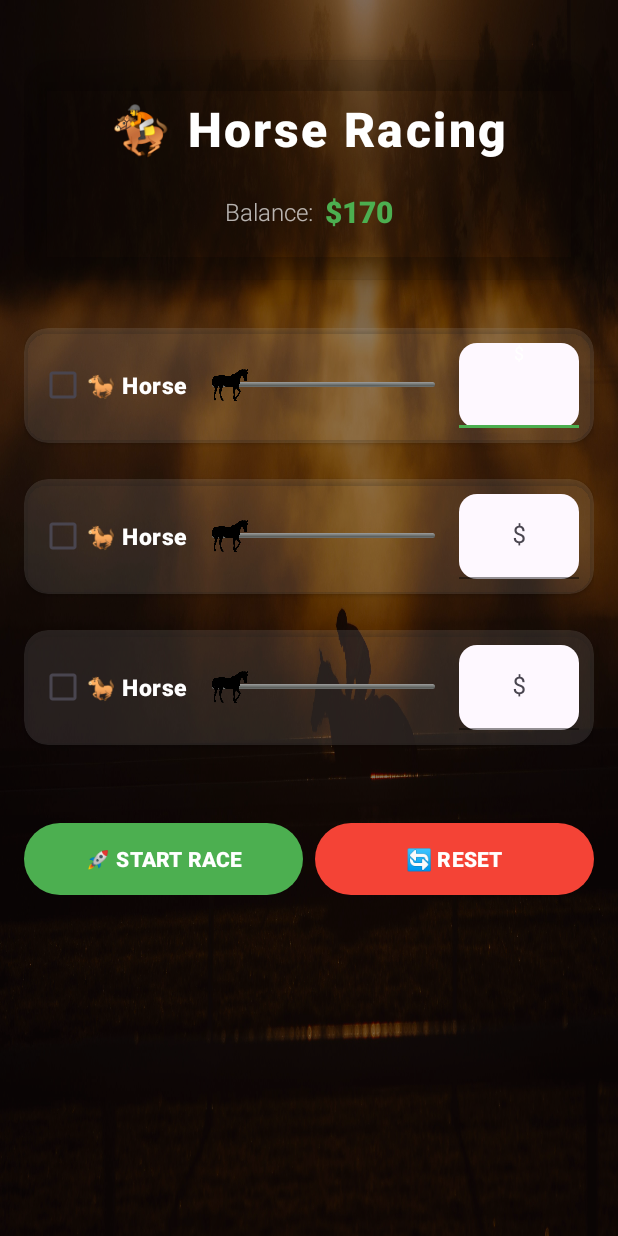
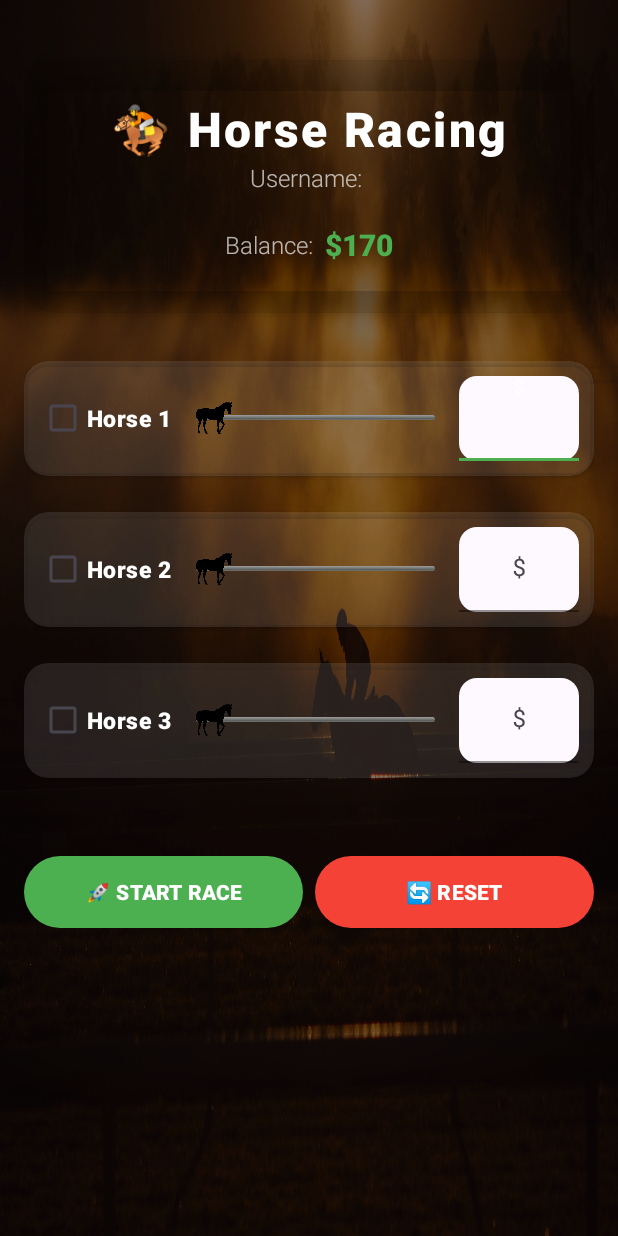
Before and after one commit to HNThang18/PRM232-GroupProject, an Android app: the MainActivity screen opened directly, with no data from a screen before it, on a phone screen of 412 x 824 dp. Run offline under Robolectric (Android 15) with nearby library versions, the phone set to English and light mode, and no system bars; 2 statements that could not run were skipped.

Commit message:
send user info to MainActivity

```diff
--- a/app/src/main/java/com/example/group_2/MainActivity.java
+++ b/app/src/main/java/com/example/group_2/MainActivity.java
@@ -5,8 +5,10 @@ import android.os.Handler;
 import android.os.Looper;
 import android.view.View;
 import android.widget.Button;
+import android.widget.CheckBox;
 import android.widget.ImageView;
 import android.widget.ProgressBar;
+import android.widget.TextView;
 import android.widget.Toast;
 
 import androidx.activity.EdgeToEdge;
@@ -14,6 +16,8 @@ import androidx.appcompat.app.AppCompatActivity;
 import androidx.core.graphics.Insets;
 import androidx.core.view.ViewCompat;
 import androidx.core.view.WindowInsetsCompat;
+
+import com.example.group_2.entities.User;
 
 import java.util.Random;
 
@@ -23,8 +27,14 @@ public class MainActivity extends AppCompatActivity {
     ImageView horse1, horse2, horse3;
     Button btnStart, btnReset;
 
+    CheckBox cb1, cb2, cb3;
+
+    TextView tvBalanceNum, tvUsername;
+
     Random random = new Random();
     Handler handler = new Handler(Looper.getMainLooper());
+
+    int winner;
 
     volatile boolean raceFinished = false; // để biết đã có Winner chưa
 
@@ -32,6 +42,8 @@ public class MainActivity extends AppCompatActivity {
     protected void onCreate(Bundle savedInstanceState) {
         super.onCreate(savedInstanceState);
         setContentView(R.layout.activity_main);
+
+        User user = (User) getIntent().getSerializableExtra("user");
 
         View horseView1 = findViewById(R.id.horse1);
         View horseView2 = findViewById(R.id.horse2);
@@ -41,9 +53,22 @@ public class MainActivity extends AppCompatActivity {
         progress2 = horseView2.findViewById(R.id.progressHorse);
         progress3 = horseView3.findViewById(R.id.progressHorse);
 
+        cb1 = horseView1.findViewById(R.id.cbHorse);
+        cb2 = horseView2.findViewById(R.id.cbHorse);
+        cb3 = horseView3.findViewById(R.id.cbHorse);
+        cb1.setText("Horse 1");
+        cb2.setText("Horse 2");
+        cb3.setText("Horse 3");
+
         horse1 = horseView1.findViewById(R.id.iconHorse);
         horse2 = horseView2.findViewById(R.id.iconHorse);
         horse3 = horseView3.findViewById(R.id.iconHorse);
+
+        tvBalanceNum = findViewById(R.id.tvBalanceNum);
+        tvBalanceNum.setText(String.valueOf(user.getMoney()));
+
+        tvUsername = findViewById(R.id.tvUsername);
+        tvUsername.setText("Username: " + user.getUsername());
 
         btnStart = findViewById(R.id.btnStart);
         btnReset = findViewById(R.id.btnReset);
@@ -108,6 +133,7 @@ public class MainActivity extends AppCompatActivity {
                 raceFinished = true;
                 handler.post(() -> {
                     horse.setImageResource(R.drawable.horse_stop_icon);
+                    winner = horseNumber;
                     Toast.makeText(MainActivity.this,
                             "🏆 Horse " + horseNumber + " đã thắng!",
                             Toast.LENGTH_LONG).show();
--- a/app/src/main/java/com/example/group_2/entities/User.java
+++ b/app/src/main/java/com/example/group_2/entities/User.java
@@ -1,6 +1,8 @@
 package com.example.group_2.entities;
 
-public class User {
+import java.io.Serializable;
+
+public class User implements Serializable {
     private String username;
     private String password;
     private int money;
--- a/app/src/main/res/layout/activity_main.xml
+++ b/app/src/main/res/layout/activity_main.xml
@@ -37,6 +37,15 @@
                 android:textColor="#FFFFFF"
                 android:letterSpacing="0.05"
                 android:fontFamily="sans-serif-medium" />
+
+            <TextView
+                android:id="@+id/tvUsername"
+                android:layout_width="wrap_content"
+                android:layout_height="wrap_content"
+                android:text="Username: "
+                android:textSize="16sp"
+                android:textColor="#B0FFFFFF"
+                android:fontFamily="sans-serif-light" />
 
             <!-- Balance container -->
             <LinearLayout
```
Also changed, not shown: app/src/main/java/com/example/group_2/LoginActivity.java (+8 -5 lines).
